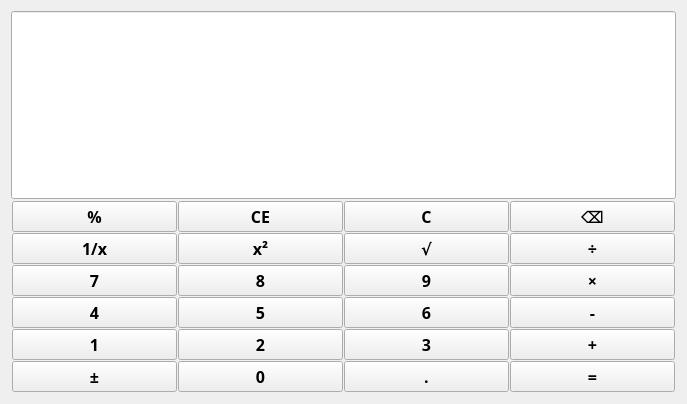
Above: computer01/widget.ui from WiWimin/QtCourse before the change. Below: the same form after it.
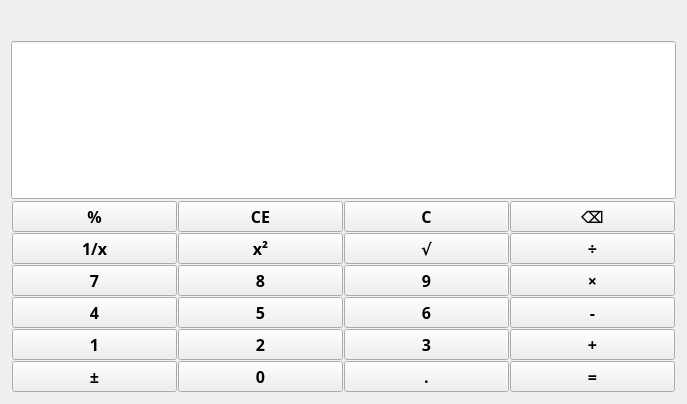
That is the form after the change.

Commit message: v3: 增加表达式显示并统一一元运算与错误复位

```diff
--- a/computer01/widget.ui
+++ b/computer01/widget.ui
@@ -20,6 +20,28 @@
    <string>Widget</string>
   </property>
   <layout class="QVBoxLayout" name="verticalLayout">
+   <item>
+    <widget class="QLabel" name="lblExpression">
+     <property name="minimumSize">
+      <size>
+       <width>0</width>
+       <height>24</height>
+      </size>
+     </property>
+     <property name="sizePolicy">
+      <sizepolicy hsizetype="Ignored" vsizetype="Preferred">
+       <horstretch>0</horstretch>
+       <verstretch>0</verstretch>
+      </sizepolicy>
+     </property>
+     <property name="text">
+      <string/>
+     </property>
+     <property name="alignment">
+      <set>Qt::AlignRight|Qt::AlignTrailing|Qt::AlignVCenter</set>
+     </property>
+    </widget>
+   </item>
    <item>
     <layout class="QGridLayout" name="gridLayout_2" rowstretch="0,0" columnstretch="0">
      <property name="spacing">
```
The commit also changes 2 other files.
